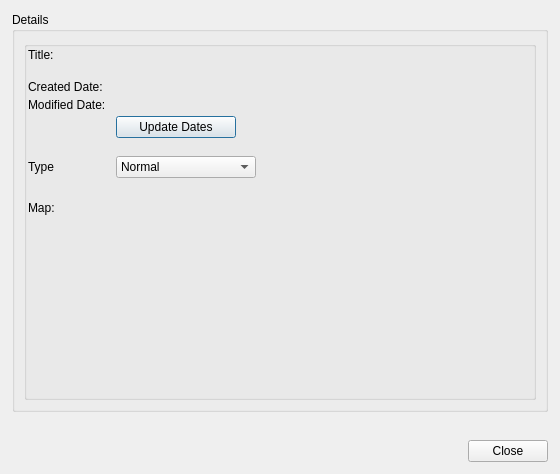
This is desktop/paperconfigure.ui in sialan-labs/kaqaz as Qt 5 draws it before an edit. The edited form follows.
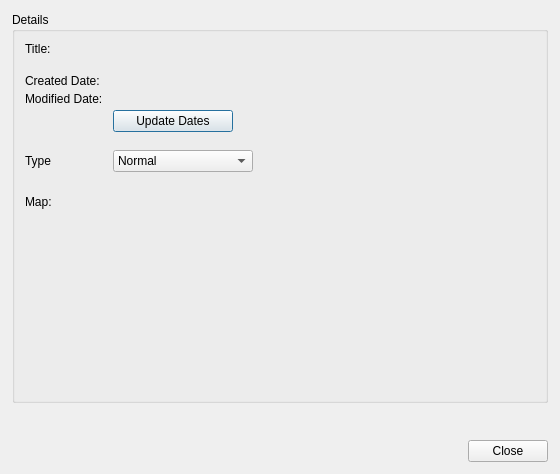
This is the edited form.

Commit message: Bugfix on paper properties page

```diff
--- a/desktop/paperconfigure.ui
+++ b/desktop/paperconfigure.ui
@@ -39,7 +39,7 @@
      </property>
      <layout class="QVBoxLayout" name="verticalLayout_2">
       <item>
-       <widget class="QGroupBox" name="formGroupBox">
+       <widget class="QWidget" name="formWidget" native="true">
         <layout class="QFormLayout" name="formLayout">
          <property name="fieldGrowthPolicy">
           <enum>QFormLayout::AllNonFixedFieldsGrow</enum>
```
